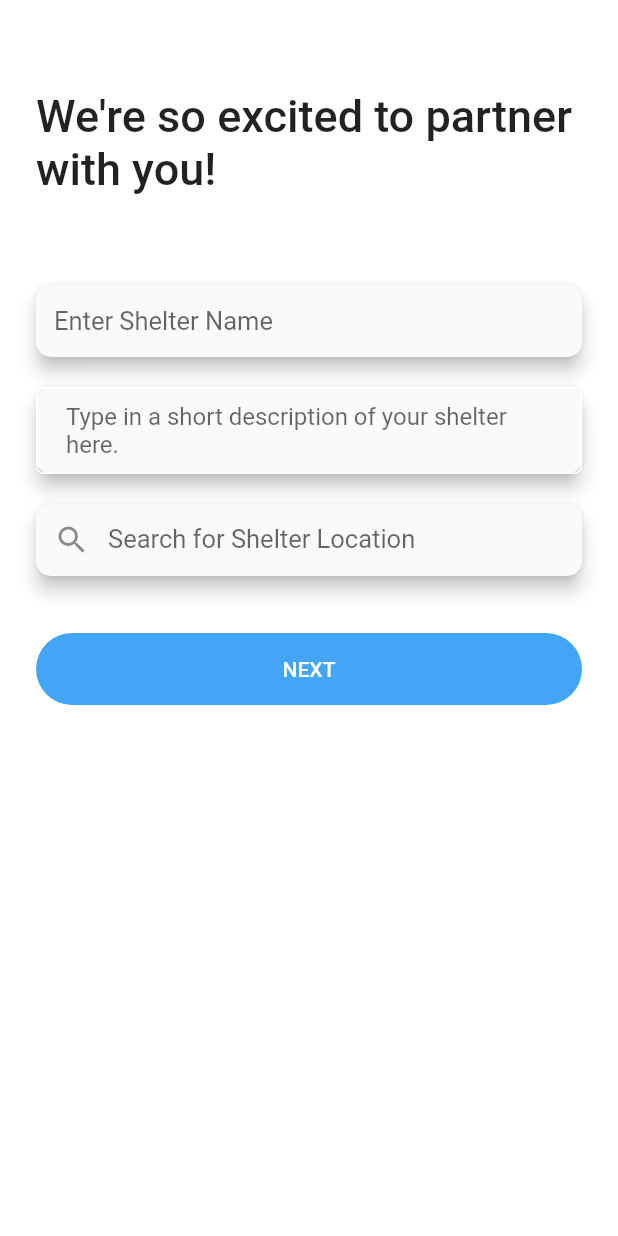
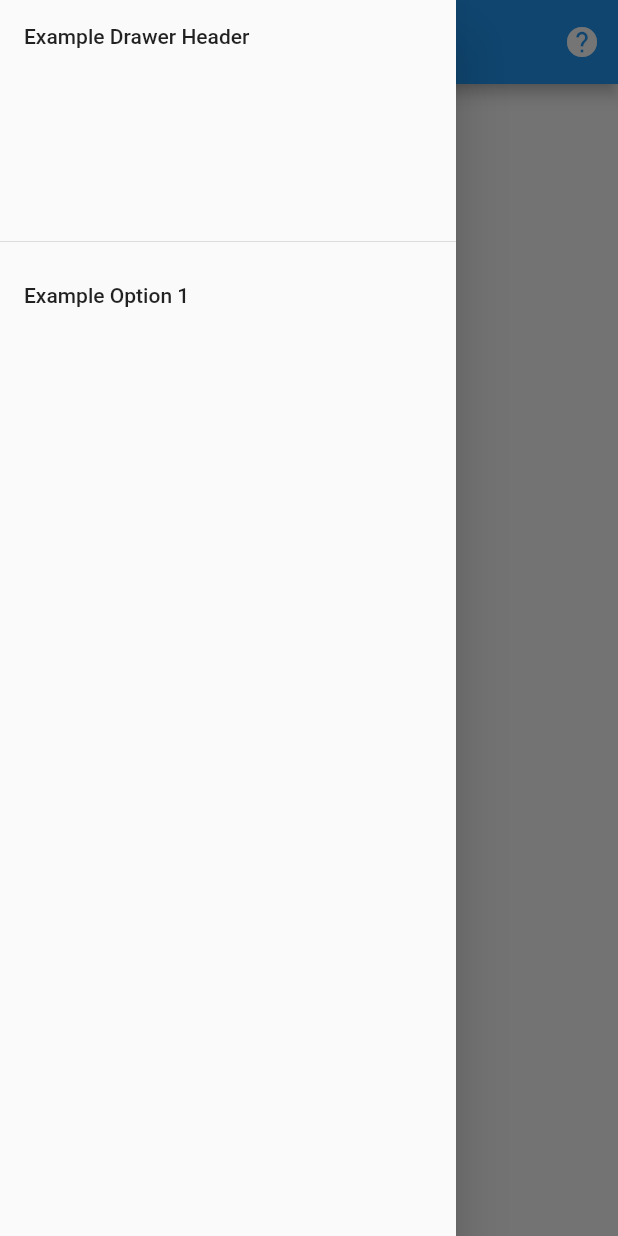
Before and after one commit to Shelter-Connect/phase1, a Flutter app: the screen it shows after launch, with the side drawer open (before the commit the screen has no drawer), on a phone screen of 412 x 824 dp. Run offline on Flutter 3.47's test engine with Material 2 defaults, Android fonts, the light colour scheme and no system bars.

Commit message:
Create StandardLayout widget for standardized app bars with menu and help buttons

```diff
--- /dev/null
+++ b/lib/components/standard_layout.dart
@@ -0,0 +1,83 @@
+import 'package:flutter/material.dart';
+
+class StandardLayout extends StatelessWidget {
+  final String title, drawerHeaderText;
+  final bool menu, help;
+
+  // TODO add more parameters for other things
+  StandardLayout({@required this.title, this.menu=true, this.help=true, this.drawerHeaderText='',});
+
+  @override
+  Widget build(BuildContext context) {
+    return Scaffold(
+      appBar: AppBar(
+        leading: Visibility(
+          child: Builder(
+            builder: (context) => IconButton(
+              icon: Icon(Icons.menu),
+              color: Colors.white,
+              onPressed: () {
+                Scaffold.of(context).openDrawer();
+              },
+            ),
+          ),
+          maintainSize: false,
+          visible: menu,
+        ),
+        title: Text(title),
+        actions: <Widget>[
+          Visibility(
+            child: IconButton(
+              icon: Icon(Icons.help),
+              color: Colors.white,
+              onPressed: () {
+                _helpModalBottomSheet(context);
+              },
+            ),
+            visible: help,
+          ),
+        ],
+      ),
+      // TODO: add body to Scaffold
+      drawer: Drawer(
+        child: ListView(
+          padding: EdgeInsets.zero,
+          children: <Widget>[
+            DrawerHeader(
+              child: Text(drawerHeaderText),
+            ),
+            ListTile( // TODO: add for loop functionality for more options
+              title: Text('Example Option 1'),
+              onTap: () {},
+            ),
+          ],
+        ),
+      ),
+    );
+  }
+
+  void _helpModalBottomSheet(BuildContext context) {
+    showModalBottomSheet(
+      shape: RoundedRectangleBorder(
+        borderRadius: BorderRadius.only(
+          topLeft: Radius.circular(40.0),
+          topRight: Radius.circular(40.0),
+        ),
+      ),
+      context: context,
+      builder: (BuildContext bc) {
+        return Container(
+          height: MediaQuery.of(context).size.height * 0.6,
+          child: Padding(
+            padding: EdgeInsets.all(25.0),
+            child: Column(
+              children: <Widget>[
+                Text('Example help text. Example help text. Example help text. Example help text. Example help text. Example help text. Example help text. Example help text. '),
+              ],
+            ),
+          ),
+        );
+      },
+    );
+  }
+}
--- a/lib/main.dart
+++ b/lib/main.dart
@@ -2,6 +2,7 @@ import 'package:flutter/material.dart';
 import 'package:phase1/pages/shelter_confirmation_page.dart';
 import 'package:phase1/pages/shelter_sign_up_extended_page.dart';
 
+import 'pages/example.dart';
 import 'pages/volunteer_confirmation_page.dart';
 import 'pages/volunteer_sign_up_page.dart';
 import 'pages/shelter_sign_up_page.dart';
@@ -24,6 +25,7 @@ class MyApp extends StatelessWidget {
       ),
       routes: {
         '/': (_) => WelcomePage(),
+        '/example': (_) => ExamplePage(),
         '/volunteer_confirmation':(_) => VolunteerConfirmation(),
         '/volunteer_sign_up': (_) => VolunteerSignUp(),
         '/shelter_confirmation': (_) => ShelterConfirmation(),
@@ -31,7 +33,7 @@ class MyApp extends StatelessWidget {
         '/shelter_sign_up_extended': (_) => ShelterSignUpExtended(),
         '/signup': (_) => SignupPage(),
       },
-      initialRoute: '/shelter_sign_up_extended',
+      initialRoute: '/example',
     );
   }
 }
--- /dev/null
+++ b/lib/pages/example.dart
@@ -0,0 +1,20 @@
+import 'package:flutter/material.dart';
+
+import '../components/standard_layout.dart';
+
+class ExamplePage extends StatefulWidget {
+  @override
+  _ExamplePageState createState() => _ExamplePageState();
+}
+
+class _ExamplePageState extends State<ExamplePage> {
+  @override
+  Widget build(BuildContext context) {
+    return StandardLayout(
+      title: 'Example Title',
+      menu: true,
+      help: true,
+      drawerHeaderText: 'Example Drawer Header',
+    );
+  }
+}
```
